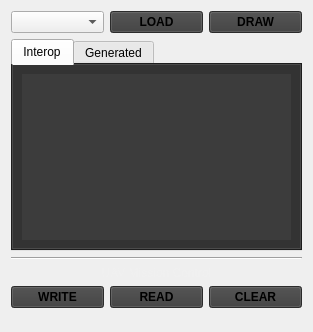
The window that GS/GUI/missionwidget.ui (UCI-UAVForge/GroundStation) describes before a commit, drawn with Qt 5.
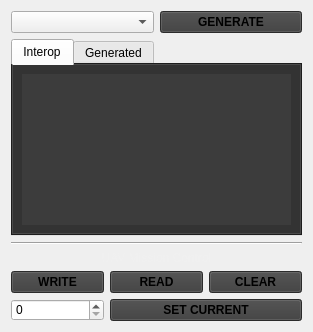
The same window after the commit. Custom widgets are drawn as their Qt base class.

Commit message: mission set current+draw

Patch:
```diff
--- a/GS/GUI/missionwidget.ui
+++ b/GS/GUI/missionwidget.ui
@@ -59,6 +59,22 @@
   <layout class="QGridLayout" name="gridLayout_2">
    <item row="6" column="0">
     <layout class="QGridLayout" name="gridLayout">
+     <item row="3" column="0">
+      <widget class="QSpinBox" name="setCurrentValue"/>
+     </item>
+     <item row="3" column="1" colspan="2">
+      <widget class="QPushButton" name="setCurrentButton">
+       <property name="font">
+        <font>
+         <weight>75</weight>
+         <bold>true</bold>
+        </font>
+       </property>
+       <property name="text">
+        <string>SET CURRENT</string>
+       </property>
+      </widget>
+     </item>
      <item row="1" column="2">
       <widget class="QPushButton" name="clearButton">
        <property name="font">
@@ -140,20 +156,7 @@
          </font>
         </property>
         <property name="text">
-         <string>LOAD</string>
-        </property>
-       </widget>
-      </item>
-      <item>
-       <widget class="QPushButton" name="drawButton">
-        <property name="font">
-         <font>
-          <weight>75</weight>
-          <bold>true</bold>
-         </font>
-        </property>
-        <property name="text">
-         <string>DRAW</string>
+         <string>GENERATE</string>
         </property>
        </widget>
       </item>
```
Left out of the diff: 2 changed lines with no effect on the pictures. The commit also changes 11 other files.
